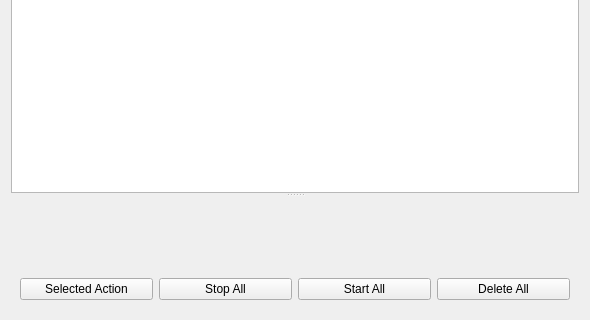
The window that sVanilla/src/ClientUi/Download/DownloadWidget.ui (WangPengZhan/sVanilla) describes before a commit, drawn with Qt 5; both pictures show x 0 to 590 and y 284 to 604 of the 590 by 604 pixel window.
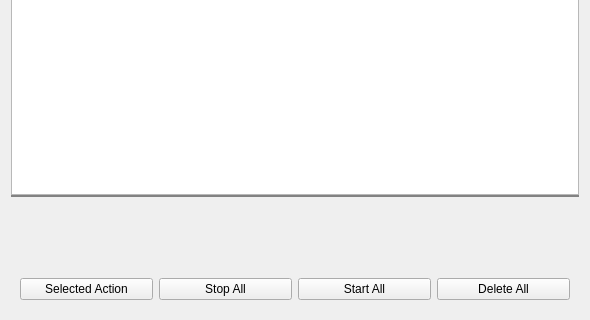
The same window after the commit. Custom widgets are drawn as their Qt base class.

Patch:
```diff
--- a/sVanilla/src/ClientUi/Download/DownloadWidget.ui
+++ b/sVanilla/src/ClientUi/Download/DownloadWidget.ui
@@ -145,9 +145,22 @@
        </property>
        <item>
         <widget class="QSplitter" name="downloadSplitter">
+         <property name="styleSheet">
+          <string notr="true">.QSplitter::handle:horizontal {
+    background-color:  #828282;
+    height: 2px;
+}
+.QSplitter::handle:vertical {
+    background-color:  #828282;
+    width: 2px;
+}</string>
+         </property>
          <property name="orientation">
           <enum>Qt::Vertical</enum>
          </property>
+         <property name="handleWidth">
+          <number>2</number>
+         </property>
          <widget class="::DownloadingListWidget" name="downloadingListWidget"/>
          <widget class="::DownloadingInfoWidget" name="downloadingInfoWidget" native="true"/>
         </widget>
```
Left out of the diff: 13 changed lines with no effect on the pictures.
